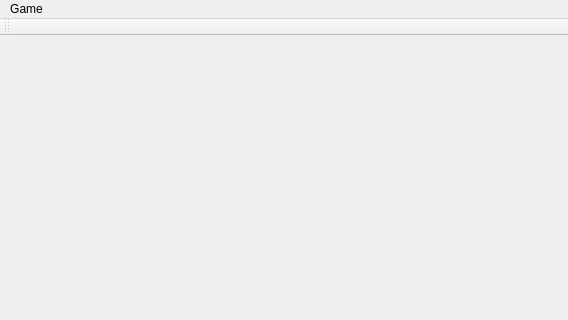
The window that forms/mainwindow.ui (tuxflo/Memory_Qt_GUI) describes before a commit, drawn with Qt 5; both pictures show x 0 to 568 and y 0 to 320 of the 568 by 493 pixel window.
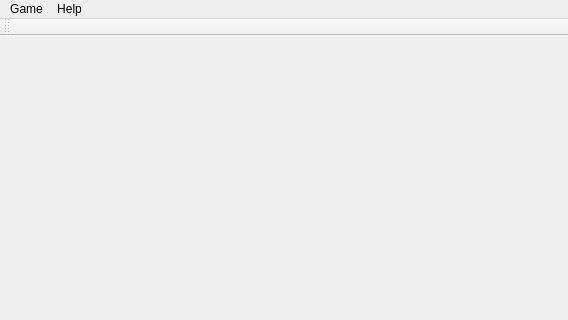
The same window after the commit.

The edit to the form file:
```diff
--- a/forms/mainwindow.ui
+++ b/forms/mainwindow.ui
@@ -32,7 +32,15 @@
     <addaction name="actionSettings"/>
     <addaction name="actionExit"/>
    </widget>
+   <widget class="QMenu" name="menuHelp">
+    <property name="title">
+     <string>Help</string>
+    </property>
+    <addaction name="actionAbout"/>
+    <addaction name="actionHelp"/>
+   </widget>
    <addaction name="menuGame"/>
+   <addaction name="menuHelp"/>
   </widget>
   <widget class="QToolBar" name="mainToolBar">
    <attribute name="toolBarArea">
```
Left out of the diff: 10 changed lines with no effect on the pictures.
